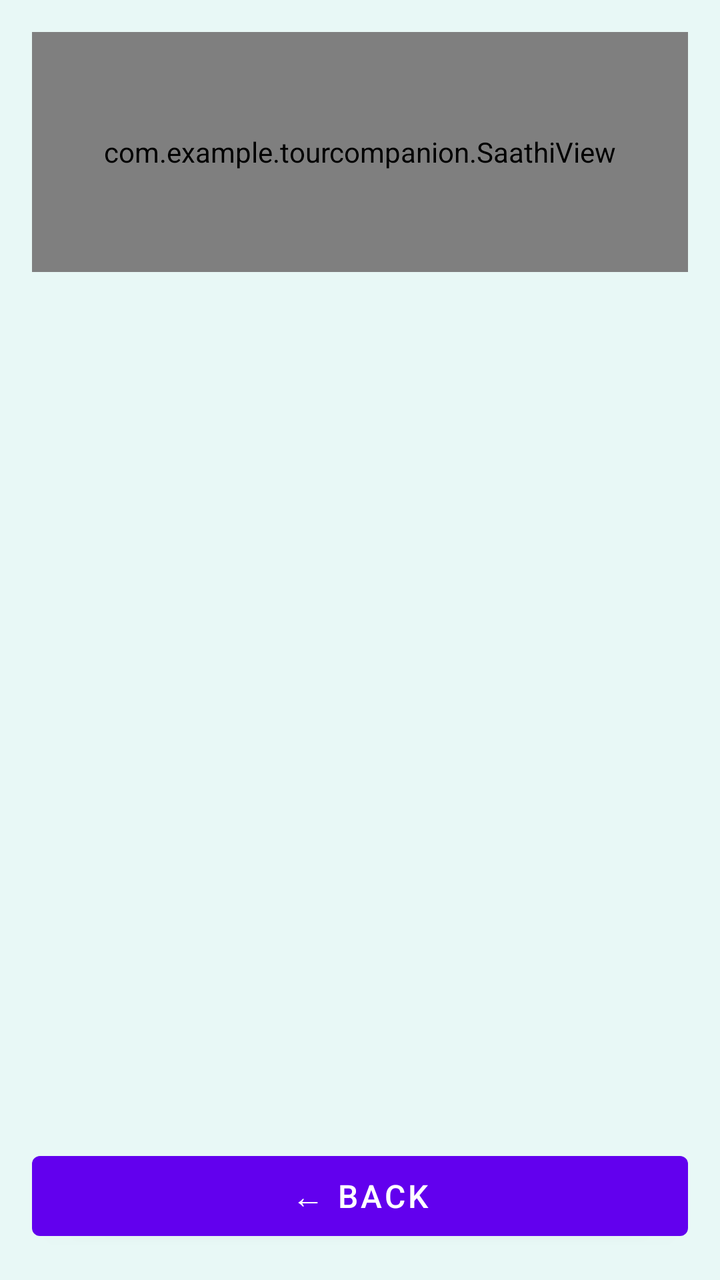
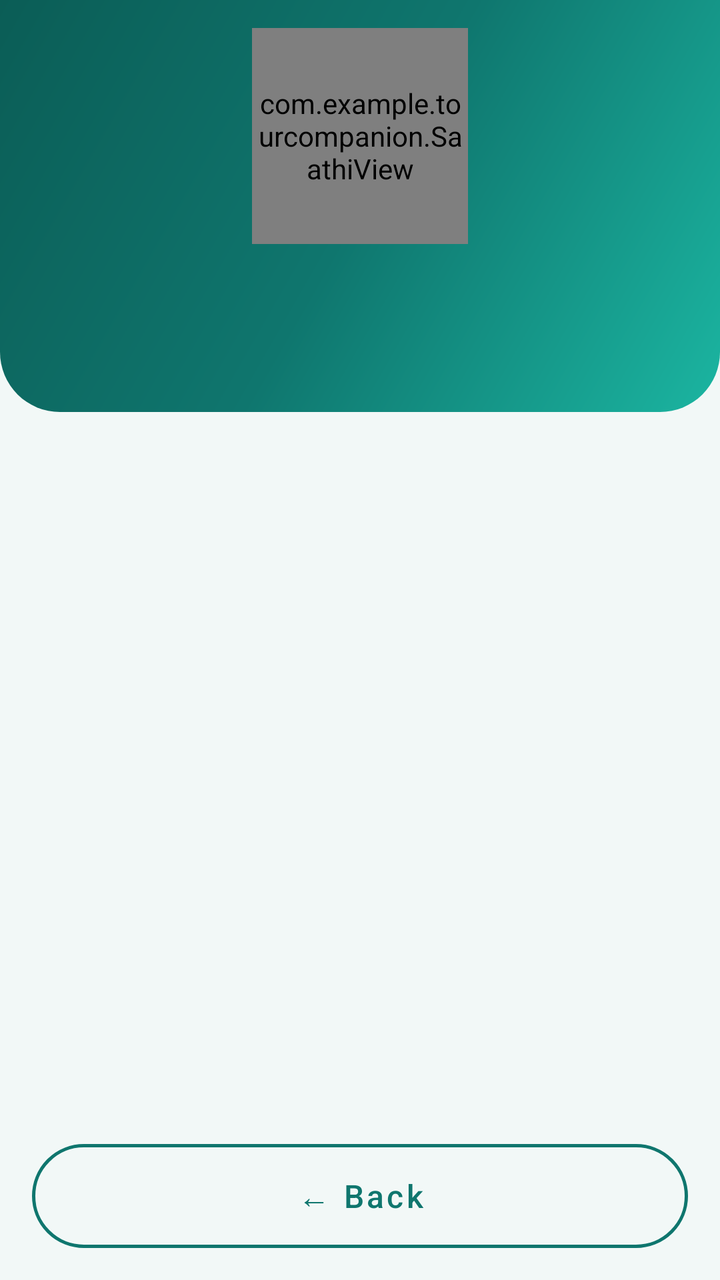

The first picture is an Android layout as it rendered before a commit; the second is the same layout after the commit. The layout source and the unified diff follow.
<!-- AndroidManifest.xml: application theme Theme.TourCompanion -->
<!-- res/layout/activity_screen_list.xml -->
<?xml version="1.0" encoding="utf-8"?>
<LinearLayout
    xmlns:android="http://schemas.android.com/apk/res/android"
    xmlns:app="http://schemas.android.com/apk/res-auto"
    android:layout_width="match_parent"
    android:layout_height="match_parent"
    android:background="#E8F8F6"
    android:orientation="vertical"
    android:padding="16dp">

    <com.example.tourcompanion.SaathiView
        android:id="@+id/screenAvatar"
        android:layout_width="match_parent"
        android:layout_height="120dp" />

    <TextView
        android:id="@+id/screenTitle"
        android:layout_width="match_parent"
        android:layout_height="wrap_content"
        android:gravity="center"
        android:textColor="#111827"
        android:textSize="26sp"
        android:textStyle="bold" />

    <TextView
        android:id="@+id/screenSubtitle"
        android:layout_width="match_parent"
        android:layout_height="wrap_content"
        android:layout_marginTop="2dp"
        android:gravity="center"
        android:textColor="#64748B"
        android:textSize="14sp" />

    <ScrollView
        android:layout_width="match_parent"
        android:layout_height="0dp"
        android:layout_marginTop="6dp"
        android:layout_weight="1"
        android:fillViewport="true">

        <LinearLayout
            android:id="@+id/listContainer"
            android:layout_width="match_parent"
            android:layout_height="wrap_content"
            android:orientation="vertical"
            android:paddingBottom="8dp" />
    </ScrollView>

    <Button
        android:id="@+id/backButton"
        android:layout_width="match_parent"
        android:layout_height="52dp"
        android:layout_marginTop="8dp"
        android:text="← Back"
        android:textSize="16sp" />

</LinearLayout>
<!-- resources referenced by this layout -->
<resources>
  <style name="Theme.TourCompanion" parent="Theme.MaterialComponents.DayNight.DarkActionBar">
          
          <item name="colorPrimary">@color/purple_500</item>
          <item name="colorPrimaryVariant">@color/purple_700</item>
          <item name="colorOnPrimary">@color/white</item>
          
          <item name="colorSecondary">@color/teal_200</item>
          <item name="colorSecondaryVariant">@color/teal_700</item>
          <item name="colorOnSecondary">@color/black</item>
          
          <item name="android:statusBarColor">?attr/colorPrimaryVariant</item>
          
      </style>
  <color name="purple_500">#FF6200EE</color>
  <color name="purple_700">#FF3700B3</color>
  <color name="white">#FFFFFFFF</color>
  <color name="teal_200">#FF03DAC5</color>
  <color name="teal_700">#FF018786</color>
  <color name="black">#FF000000</color>
</resources>

<!-- the commit's change to res/layout/activity_screen_list.xml (unified diff, before → after) -->
@@ -4,54 +4,73 @@
     xmlns:app="http://schemas.android.com/apk/res-auto"
     android:layout_width="match_parent"
     android:layout_height="match_parent"
-    android:background="#E8F8F6"
-    android:orientation="vertical"
-    android:padding="16dp">
+    android:background="@color/bg"
+    android:orientation="vertical">
 
-    <com.example.tourcompanion.SaathiView
-        android:id="@+id/screenAvatar"
-        android:layout_width="match_parent"
-        android:layout_height="120dp" />
-
-    <TextView
-        android:id="@+id/screenTitle"
+    <LinearLayout
         android:layout_width="match_parent"
         android:layout_height="wrap_content"
-        android:gravity="center"
-        android:textColor="#111827"
-        android:textSize="26sp"
-        android:textStyle="bold" />
+        android:tag="header"
+        android:background="@drawable/bg_header"
+        android:gravity="center_horizontal"
+        android:orientation="vertical"
+        android:paddingStart="20dp"
+        android:paddingTop="14dp"
+        android:paddingEnd="20dp"
+        android:paddingBottom="22dp">
 
-    <TextView
-        android:id="@+id/screenSubtitle"
-        android:layout_width="match_parent"
-        android:layout_height="wrap_content"
-        android:layout_marginTop="2dp"
-        android:gravity="center"
-        android:textColor="#64748B"
-        android:textSize="14sp" />
+        <FrameLayout
+            android:layout_width="108dp"
+            android:layout_height="108dp">
+
+            <View
+                android:layout_width="100dp"
+                android:layout_height="100dp"
+                android:layout_gravity="center"
+                android:background="@drawable/bg_circle_soft" />
+
+            <com.example.tourcompanion.SaathiView
+                android:id="@+id/screenAvatar"
+                android:layout_width="match_parent"
+                android:layout_height="match_parent" />
+        </FrameLayout>
+
+        <TextView
+            android:id="@+id/screenTitle"
+            style="@style/Text.Tour.Title"
+            android:layout_width="match_parent"
+            android:layout_height="wrap_content"
+            android:layout_marginTop="6dp" />
+
+        <TextView
+            android:id="@+id/screenSubtitle"
+            style="@style/Text.Tour.Subtitle"
+            android:layout_width="match_parent"
+            android:layout_height="wrap_content"
+            android:layout_marginTop="2dp" />
+    </LinearLayout>
 
     <ScrollView
         android:layout_width="match_parent"
         android:layout_height="0dp"
-        android:layout_marginTop="6dp"
         android:layout_weight="1"
-        android:fillViewport="true">
+        android:clipToPadding="false"
+        android:fillViewport="true"
+        android:scrollbars="none">
 
         <LinearLayout
             android:id="@+id/listContainer"
             android:layout_width="match_parent"
             android:layout_height="wrap_content"
             android:orientation="vertical"
-            android:paddingBottom="8dp" />
+            android:padding="16dp" />
     </ScrollView>
 
-    <Button
+    <com.google.android.material.button.MaterialButton
         android:id="@+id/backButton"
+        style="@style/Widget.Tour.Button.Secondary"
         android:layout_width="match_parent"
         android:layout_height="52dp"
-        android:layout_marginTop="8dp"
-        android:text="← Back"
-        android:textSize="16sp" />
-
+        android:layout_margin="16dp"
+        android:text="← Back" />
 </LinearLayout>
<!-- resource entries referenced after the edit -->
@@ -1,23 +1,72 @@
 <!-- resources referenced by this layout -->
 <resources>
-  <style name="Theme.TourCompanion" parent="Theme.MaterialComponents.DayNight.DarkActionBar">
-          
-          <item name="colorPrimary">@color/purple_500</item>
-          <item name="colorPrimaryVariant">@color/purple_700</item>
+  <color name="bg">#F2F8F7</color>
+  <!-- drawable bg_circle_soft (drawable) -->
+  <?xml version="1.0" encoding="utf-8"?>
+  <shape xmlns:android="http://schemas.android.com/apk/res/android" android:shape="oval">
+      <solid android:color="#26FFFFFF" />
+      <stroke android:width="2dp" android:color="#40FFFFFF" />
+  </shape>
+  <!-- drawable bg_header (drawable) -->
+  <?xml version="1.0" encoding="utf-8"?>
+  <shape xmlns:android="http://schemas.android.com/apk/res/android" android:shape="rectangle">
+      <gradient android:type="linear" android:angle="315" android:startColor="#0B5D56" android:centerColor="#0F766E" android:endColor="#1BB5A1" />
+      <corners android:bottomLeftRadius="30dp" android:bottomRightRadius="30dp" />
+  </shape>
+  <style name="Text.Tour.Subtitle" parent="">
+          <item name="android:textColor">#E6FFFFFF</item>
+          <item name="android:textSize">14sp</item>
+          <item name="android:gravity">center</item>
+      </style>
+  <style name="Text.Tour.Title" parent="">
+          <item name="android:textColor">@color/white</item>
+          <item name="android:textSize">26sp</item>
+          <item name="android:fontFamily">sans-serif-black</item>
+          <item name="android:gravity">center</item>
+      </style>
+  <style name="Widget.Tour.Button.Secondary" parent="Widget.MaterialComponents.Button.OutlinedButton">
+          <item name="strokeColor">@color/primary</item>
+          <item name="strokeWidth">1.5dp</item>
+          <item name="android:textColor">@color/primary</item>
+          <item name="cornerRadius">28dp</item>
+          <item name="android:textAllCaps">false</item>
+          <item name="android:textSize">16sp</item>
+          <item name="android:fontFamily">sans-serif-medium</item>
+          <item name="android:minHeight">52dp</item>
+          <item name="android:insetTop">0dp</item>
+          <item name="android:insetBottom">0dp</item>
+      </style>
+  <style name="Theme.TourCompanion" parent="Theme.MaterialComponents.Light.NoActionBar">
+          <item name="colorPrimary">@color/primary</item>
+          <item name="colorPrimaryVariant">@color/primary_dark</item>
           <item name="colorOnPrimary">@color/white</item>
-          
-          <item name="colorSecondary">@color/teal_200</item>
-          <item name="colorSecondaryVariant">@color/teal_700</item>
-          <item name="colorOnSecondary">@color/black</item>
-          
-          <item name="android:statusBarColor">?attr/colorPrimaryVariant</item>
-          
+          <item name="colorSecondary">@color/accent</item>
+          <item name="colorSecondaryVariant">@color/accent</item>
+          <item name="colorOnSecondary">@color/text_primary</item>
+          <item name="android:colorBackground">@color/bg</item>
+          <item name="android:windowBackground">@color/bg</item>
+          <item name="android:statusBarColor">@color/primary_dark</item>
+          <item name="android:textColorPrimary">@color/text_primary</item>
+          <item name="android:textColorSecondary">@color/text_secondary</item>
+          <item name="materialButtonStyle">@style/Widget.Tour.Button.Primary</item>
       </style>
-  <color name="purple_500">#FF6200EE</color>
-  <color name="purple_700">#FF3700B3</color>
   <color name="white">#FFFFFFFF</color>
-  <color name="teal_200">#FF03DAC5</color>
-  <color name="teal_700">#FF018786</color>
-  <color name="black">#FF000000</color>
+  <color name="primary">#0F766E</color>
+  <color name="primary_dark">#0B5D56</color>
+  <color name="accent">#F59E0B</color>
+  <color name="text_primary">#0F172A</color>
+  <color name="text_secondary">#64748B</color>
+  <style name="Widget.Tour.Button.Primary" parent="Widget.MaterialComponents.Button">
+          <item name="backgroundTint">@color/primary</item>
+          <item name="android:textColor">@color/white</item>
+          <item name="cornerRadius">28dp</item>
+          <item name="android:textAllCaps">false</item>
+          <item name="android:textSize">16sp</item>
+          <item name="android:fontFamily">sans-serif-medium</item>
+          <item name="android:minHeight">54dp</item>
+          <item name="android:insetTop">0dp</item>
+          <item name="android:insetBottom">0dp</item>
+          <item name="rippleColor">#33FFFFFF</item>
+      </style>
 </resources>
 
